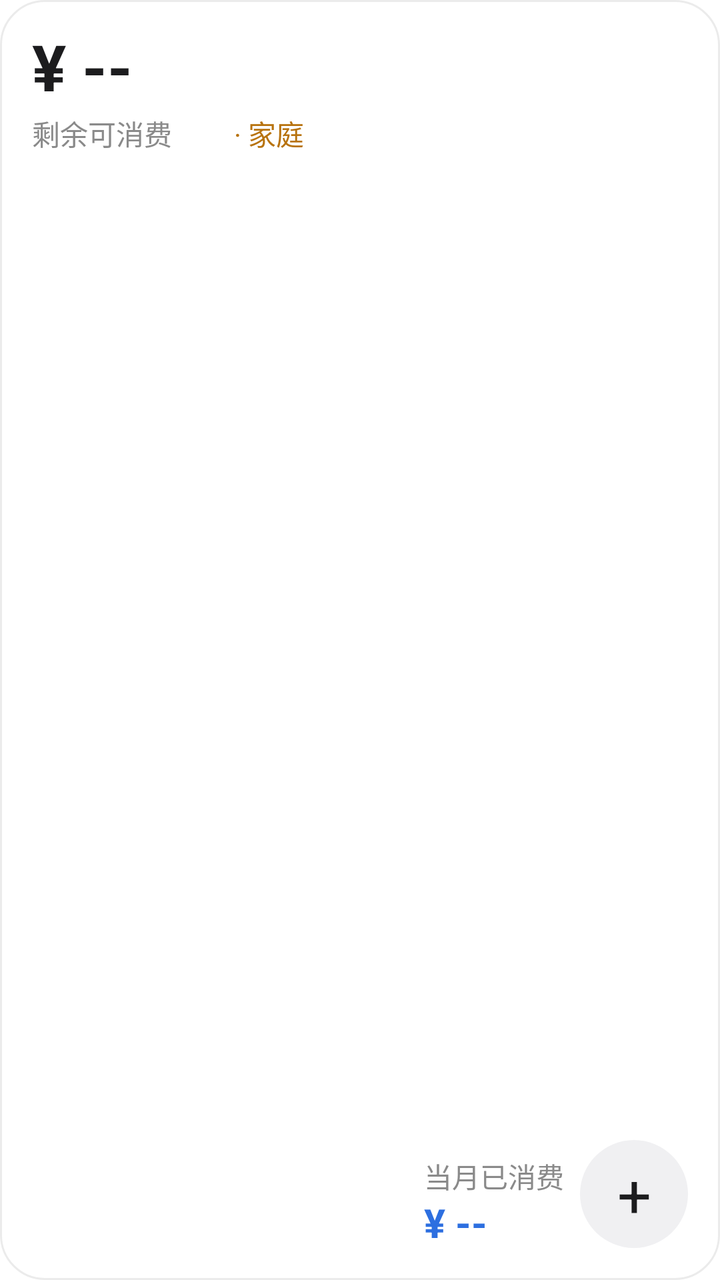
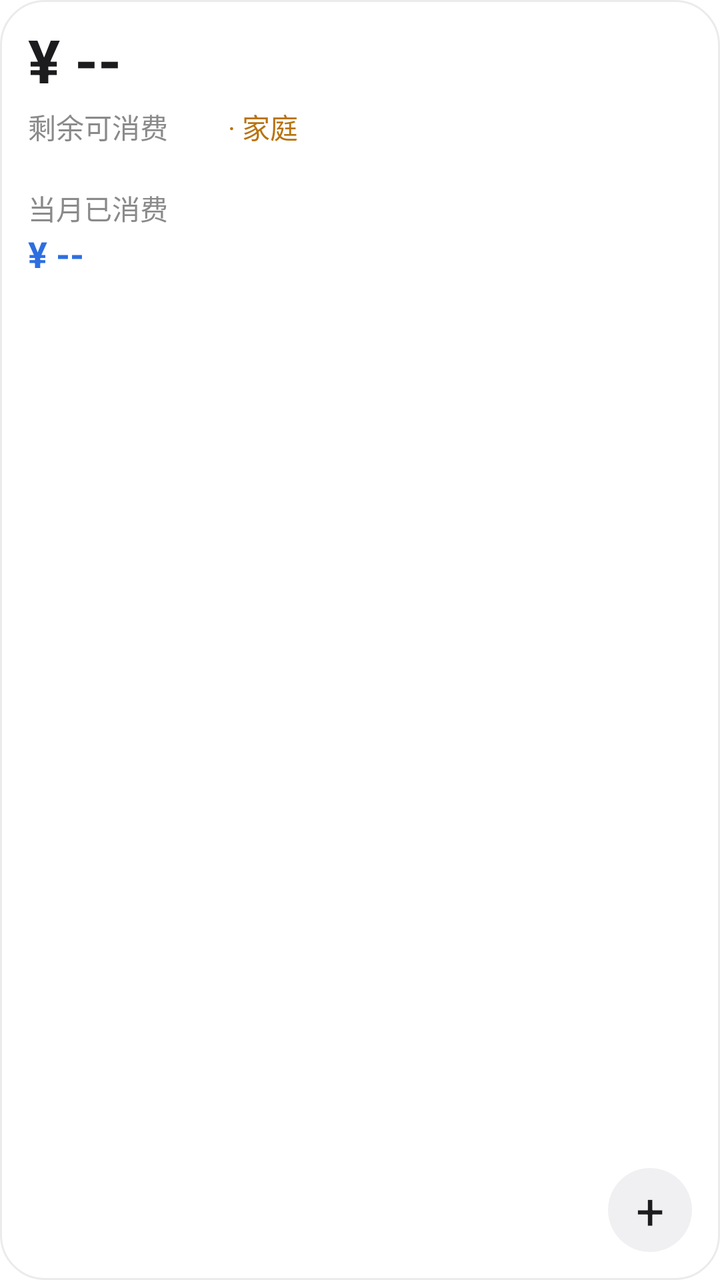

Before-and-after screenshots of an Android layout around one commit, followed by the original layout XML and the change that was made.
<!-- AndroidManifest.xml: fallback theme Theme.MaterialComponents.DayNight.NoActionBar -->
<!-- res/layout/widget_finance_small.xml -->
<?xml version="1.0" encoding="utf-8"?>
<RelativeLayout xmlns:android="http://schemas.android.com/apk/res/android"
    android:id="@+id/widget_root"
    android:layout_width="match_parent"
    android:layout_height="match_parent"
    android:background="@drawable/widget_background"
    android:padding="16dp">

    
    <TextView
        android:id="@+id/widget_consumable"
        android:layout_width="match_parent"
        android:layout_height="wrap_content"
        android:layout_alignParentTop="true"
        android:autoSizeTextType="uniform"
        android:autoSizeMinTextSize="18sp"
        android:autoSizeMaxTextSize="46sp"
        android:autoSizeStepGranularity="1sp"
        android:ellipsize="end"
        android:includeFontPadding="false"
        android:maxLines="1"
        android:text="¥ --"
        android:textColor="@color/widget_value"
        android:textSize="32sp"
        android:textStyle="bold" />

    
    <LinearLayout
        android:id="@+id/widget_label_row"
        android:layout_width="wrap_content"
        android:layout_height="wrap_content"
        android:layout_below="@id/widget_consumable"
        android:layout_marginTop="3dp"
        android:gravity="center_vertical"
        android:orientation="horizontal">

        <TextView
            android:layout_width="wrap_content"
            android:layout_height="wrap_content"
            android:text="剩余可消费"
            android:textColor="@color/widget_label"
            android:textSize="14sp" />

        <ImageView
            android:id="@+id/widget_eye"
            android:layout_width="17dp"
            android:layout_height="17dp"
            android:layout_marginStart="7dp"
            android:contentDescription="隐藏金额"
            android:src="@drawable/widget_eye" />

        <TextView
            android:id="@+id/widget_scope"
            android:layout_width="wrap_content"
            android:layout_height="wrap_content"
            android:layout_marginStart="7dp"
            android:text="· 家庭"
            android:textColor="@color/widget_accent"
            android:textSize="14sp" />
    </LinearLayout>

    
    <LinearLayout
        android:layout_width="wrap_content"
        android:layout_height="wrap_content"
        android:layout_alignParentBottom="true"
        android:layout_toStartOf="@id/widget_add"
        android:layout_marginEnd="8dp"
        android:orientation="vertical">

        <TextView
            android:layout_width="wrap_content"
            android:layout_height="wrap_content"
            android:text="当月已消费"
            android:textColor="@color/widget_label"
            android:textSize="14sp" />

        <TextView
            android:id="@+id/widget_spent"
            android:layout_width="wrap_content"
            android:layout_height="wrap_content"
            android:layout_marginTop="2dp"
            android:ellipsize="end"
            android:includeFontPadding="false"
            android:maxLines="1"
            android:text="¥ --"
            android:textColor="@color/widget_spent_value"
            android:textSize="20sp"
            android:textStyle="bold" />
    </LinearLayout>

    
    <TextView
        android:id="@+id/widget_add"
        android:layout_width="54dp"
        android:layout_height="54dp"
        android:layout_alignParentBottom="true"
        android:layout_alignParentEnd="true"
        android:background="@drawable/widget_add_btn"
        android:gravity="center"
        android:text="+"
        android:textColor="@color/widget_add_fg"
        android:textSize="30sp" />
</RelativeLayout>
<!-- resources referenced by this layout -->
<resources>
  <color name="widget_accent">#FFB8730F</color>
  <color name="widget_add_fg">#FF1C1C1E</color>
  <color name="widget_label">#FF8A8A8A</color>
  <color name="widget_spent_value">#FF2D6FE0</color>
  <color name="widget_value">#FF1C1C1E</color>
  <!-- drawable widget_add_btn (drawable) -->
  <?xml version="1.0" encoding="utf-8"?>
  <shape xmlns:android="http://schemas.android.com/apk/res/android"
      android:shape="oval">
      <solid android:color="@color/widget_add_bg" />
  </shape>
  <!-- drawable widget_background (drawable) -->
  <?xml version="1.0" encoding="utf-8"?>
  <shape xmlns:android="http://schemas.android.com/apk/res/android"
      android:shape="rectangle">
      <solid android:color="@color/widget_bg" />
      <corners android:radius="22dp" />
      <stroke
          android:width="1dp"
          android:color="@color/widget_border" />
  </shape>
  <!-- drawable widget_eye (drawable) -->
  <?xml version="1.0" encoding="utf-8"?>
  <vector xmlns:android="http://schemas.android.com/apk/res/android"
      android:width="18dp"
      android:height="18dp"
      android:viewportWidth="24"
      android:viewportHeight="24">
      <path
          android:fillColor="#80FFFFFF"
          android:pathData="M12,4.5C7,4.5 2.73,7.61 1,12c1.73,4.39 6,7.5 11,7.5s9.27,-3.11 11,-7.5c-1.73,-4.39 -6,-7.5 -11,-7.5zM12,17c-2.76,0 -5,-2.24 -5,-5s2.24,-5 5,-5 5,2.24 5,5 -2.24,5 -5,5zM12,9c-1.66,0 -3,1.34 -3,3s1.34,3 3,3 3,-1.34 3,-3 -1.34,-3 -3,-3z" />
  </vector>
  <color name="widget_add_bg">#FFF0F0F2</color>
  <color name="widget_bg">#FFFFFFFF</color>
  <color name="widget_border">#14000000</color>
</resources>

<!-- the commit's change to res/layout/widget_finance_small.xml (unified diff, before → after) -->
@@ -4,7 +4,7 @@
     android:layout_width="match_parent"
     android:layout_height="match_parent"
     android:background="@drawable/widget_background"
-    android:padding="16dp">
+    android:padding="14dp">
 
     
     <TextView
@@ -14,23 +14,23 @@
         android:layout_alignParentTop="true"
         android:autoSizeTextType="uniform"
         android:autoSizeMinTextSize="18sp"
-        android:autoSizeMaxTextSize="46sp"
+        android:autoSizeMaxTextSize="44sp"
         android:autoSizeStepGranularity="1sp"
         android:ellipsize="end"
         android:includeFontPadding="false"
         android:maxLines="1"
         android:text="¥ --"
         android:textColor="@color/widget_value"
-        android:textSize="32sp"
+        android:textSize="30sp"
         android:textStyle="bold" />
 
     
     <LinearLayout
         android:id="@+id/widget_label_row"
-        android:layout_width="wrap_content"
+        android:layout_width="match_parent"
         android:layout_height="wrap_content"
         android:layout_below="@id/widget_consumable"
-        android:layout_marginTop="3dp"
+        android:layout_marginTop="4dp"
         android:gravity="center_vertical"
         android:orientation="horizontal">
 
@@ -43,8 +43,8 @@
 
         <ImageView
             android:id="@+id/widget_eye"
-            android:layout_width="17dp"
-            android:layout_height="17dp"
+            android:layout_width="16dp"
+            android:layout_height="16dp"
             android:layout_marginStart="7dp"
             android:contentDescription="隐藏金额"
             android:src="@drawable/widget_eye" />
@@ -61,11 +61,11 @@
 
     
     <LinearLayout
-        android:layout_width="wrap_content"
+        android:layout_width="match_parent"
         android:layout_height="wrap_content"
-        android:layout_alignParentBottom="true"
-        android:layout_toStartOf="@id/widget_add"
-        android:layout_marginEnd="8dp"
+        android:layout_below="@id/widget_label_row"
+        android:layout_marginTop="20dp"
+        android:layout_marginEnd="52dp"
         android:orientation="vertical">
 
         <TextView
@@ -77,28 +77,28 @@
 
         <TextView
             android:id="@+id/widget_spent"
-            android:layout_width="wrap_content"
+            android:layout_width="match_parent"
             android:layout_height="wrap_content"
-            android:layout_marginTop="2dp"
+            android:layout_marginTop="3dp"
             android:ellipsize="end"
             android:includeFontPadding="false"
             android:maxLines="1"
             android:text="¥ --"
             android:textColor="@color/widget_spent_value"
-            android:textSize="20sp"
+            android:textSize="18sp"
             android:textStyle="bold" />
     </LinearLayout>
 
     
     <TextView
         android:id="@+id/widget_add"
-        android:layout_width="54dp"
-        android:layout_height="54dp"
+        android:layout_width="42dp"
+        android:layout_height="42dp"
         android:layout_alignParentBottom="true"
         android:layout_alignParentEnd="true"
         android:background="@drawable/widget_add_btn"
         android:gravity="center"
         android:text="+"
         android:textColor="@color/widget_add_fg"
-        android:textSize="30sp" />
+        android:textSize="25sp" />
 </RelativeLayout>
